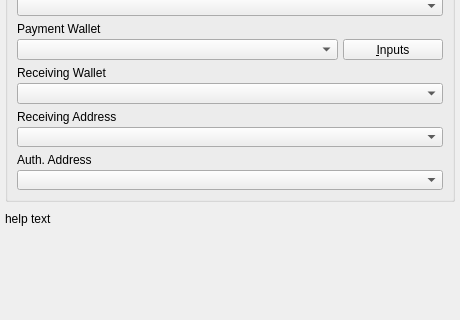
Before: the Qt Designer form BlockSettleUILib/Trading/RFQTicketXBT.ui in BlockSettle/terminal, drawn with Qt 5; both pictures show x 0 to 460 and y 331 to 651 of the 460 by 757 pixel window.
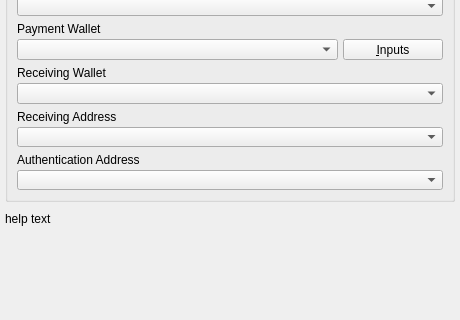
After: the same form once the commit is applied.

Patch:
```diff
--- a/BlockSettleUILib/Trading/RFQTicketXBT.ui
+++ b/BlockSettleUILib/Trading/RFQTicketXBT.ui
@@ -1099,7 +1099,7 @@
             <item>
              <widget class="QLabel" name="authenticationAddressLabel">
               <property name="text">
-               <string>Auth. Address</string>
+               <string>Authentication Address</string>
               </property>
              </widget>
             </item>
```
